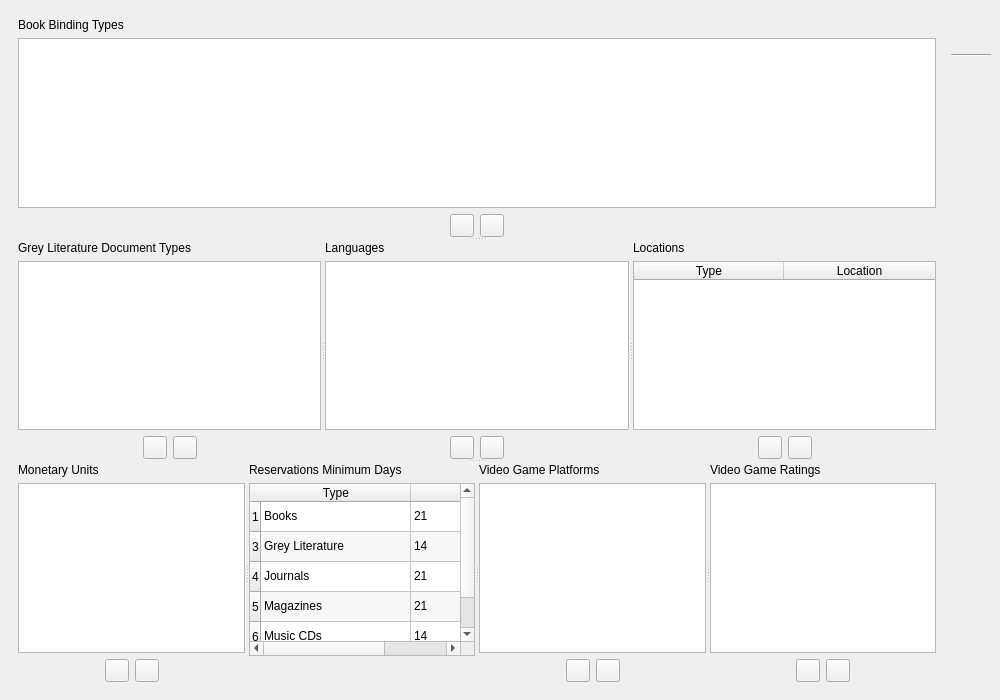
First picture: the form in UI/biblioteq_dbenumerations.ui, repository FlorianKleemiss/biblioteq, before the edit.
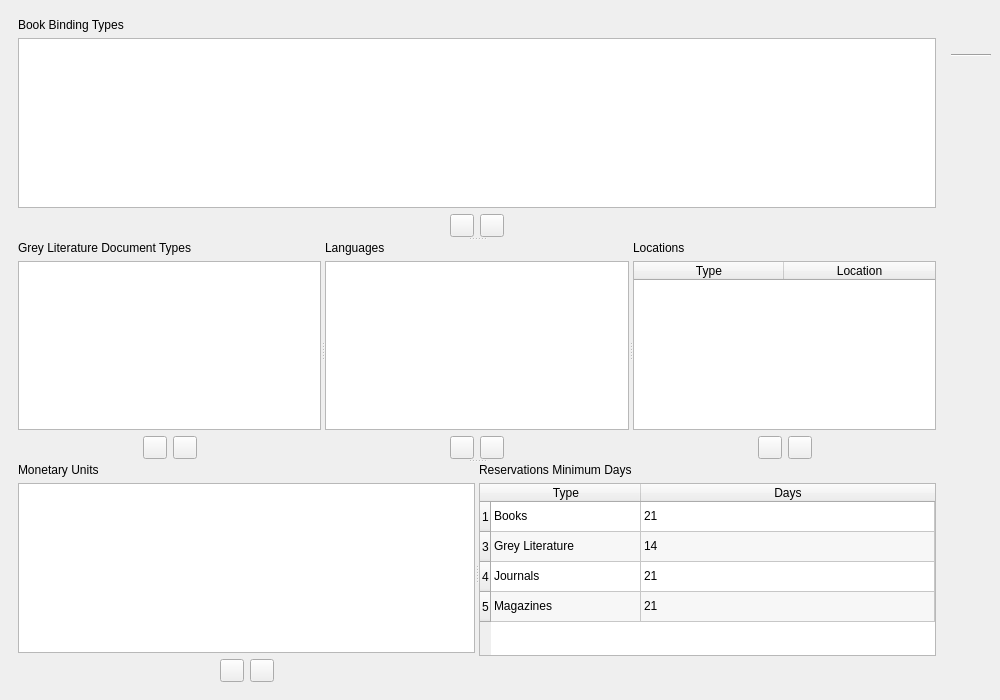
Second picture: the form after the edit. Icons and pictures are not drawn.

Commit message: remove video games and auto refresh

Diff of the .ui file:
```diff
--- a/UI/biblioteq_dbenumerations.ui
+++ b/UI/biblioteq_dbenumerations.ui
@@ -561,16 +561,6 @@
                 <string>5</string>
                </property>
               </row>
-              <row>
-               <property name="text">
-                <string>6</string>
-               </property>
-              </row>
-              <row>
-               <property name="text">
-                <string>7</string>
-               </property>
-              </row>
               <column>
                <property name="text">
                 <string>Type</string>
@@ -639,38 +629,6 @@
                 <set>ItemIsSelectable|ItemIsEditable|ItemIsDragEnabled|ItemIsUserCheckable|ItemIsEnabled</set>
                </property>
               </item>
-              <item row="4" column="0">
-               <property name="text">
-                <string>Music CDs</string>
-               </property>
-               <property name="flags">
-                <set>ItemIsSelectable|ItemIsDragEnabled|ItemIsEnabled</set>
-               </property>
-              </item>
-              <item row="4" column="1">
-               <property name="text">
-                <string>14</string>
-               </property>
-               <property name="flags">
-                <set>ItemIsSelectable|ItemIsEditable|ItemIsDragEnabled|ItemIsUserCheckable|ItemIsEnabled</set>
-               </property>
-              </item>
-              <item row="5" column="0">
-               <property name="text">
-                <string>Video Games</string>
-               </property>
-               <property name="flags">
-                <set>ItemIsSelectable|ItemIsDragEnabled|ItemIsEnabled</set>
-               </property>
-              </item>
-              <item row="5" column="1">
-               <property name="text">
-                <string>14</string>
-               </property>
-               <property name="flags">
-                <set>ItemIsSelectable|ItemIsEditable|ItemIsDragEnabled|ItemIsUserCheckable|ItemIsEnabled</set>
-               </property>
-              </item>
              </widget>
             </item>
             <item>
@@ -712,188 +670,6 @@
             </item>
            </layout>
           </widget>
-          <widget class="QWidget" name="layoutWidget_9">
-           <layout class="QVBoxLayout" name="verticalLayout_16">
-            <item>
-             <widget class="QLabel" name="label_16">
-              <property name="text">
-               <string>Video Game Platforms</string>
-              </property>
-             </widget>
-            </item>
-            <item>
-             <widget class="QListWidget" name="videoGamePlatformsList">
-              <property name="tabKeyNavigation">
-               <bool>true</bool>
-              </property>
-              <property name="alternatingRowColors">
-               <bool>true</bool>
-              </property>
-              <property name="verticalScrollMode">
-               <enum>QAbstractItemView::ScrollPerPixel</enum>
-              </property>
-              <property name="horizontalScrollMode">
-               <enum>QAbstractItemView::ScrollPerPixel</enum>
-              </property>
-             </widget>
-            </item>
-            <item>
-             <layout class="QHBoxLayout" name="horizontalLayout_15">
-              <item>
-               <spacer name="horizontalSpacer_29">
-                <property name="orientation">
-                 <enum>Qt::Horizontal</enum>
-                </property>
-                <property name="sizeHint" stdset="0">
-                 <size>
-                  <width>40</width>
-                  <height>20</height>
-                 </size>
-                </property>
-               </spacer>
-              </item>
-              <item>
-               <widget class="QToolButton" name="addVideoGamePlatform">
-                <property name="toolTip">
-                 <string>Add</string>
-                </property>
-                <property name="icon">
-                 <iconset resource="../Icons/icons.qrc">
-                  <normaloff>:/16x16/add.png</normaloff>:/16x16/add.png</iconset>
-                </property>
-                <property name="iconSize">
-                 <size>
-                  <width>16</width>
-                  <height>16</height>
-                 </size>
-                </property>
-               </widget>
-              </item>
-              <item>
-               <widget class="QToolButton" name="removeVideoGamePlatform">
-                <property name="toolTip">
-                 <string>Remove</string>
-                </property>
-                <property name="icon">
-                 <iconset resource="../Icons/icons.qrc">
-                  <normaloff>:/16x16/eraser.png</normaloff>:/16x16/eraser.png</iconset>
-                </property>
-                <property name="iconSize">
-                 <size>
-                  <width>16</width>
-                  <height>16</height>
-                 </size>
-                </property>
-               </widget>
-              </item>
-              <item>
-               <spacer name="horizontalSpacer_30">
-                <property name="orientation">
-                 <enum>Qt::Horizontal</enum>
-                </property>
-                <property name="sizeHint" stdset="0">
-                 <size>
-                  <width>40</width>
-                  <height>20</height>
-                 </size>
-                </property>
-               </spacer>
-              </item>
-             </layout>
-            </item>
-           </layout>
-          </widget>
-          <widget class="QWidget" name="layoutWidget_10">
-           <layout class="QVBoxLayout" name="verticalLayout_15">
-            <item>
-             <widget class="QLabel" name="label_15">
-              <property name="text">
-               <string>Video Game Ratings</string>
-              </property>
-             </widget>
-            </item>
-            <item>
-             <widget class="QListWidget" name="videoGameRatingsList">
-              <property name="tabKeyNavigation">
-               <bool>true</bool>
-              </property>
-              <property name="alternatingRowColors">
-               <bool>true</bool>
-              </property>
-              <property name="verticalScrollMode">
-               <enum>QAbstractItemView::ScrollPerPixel</enum>
-              </property>
-              <property name="horizontalScrollMode">
-               <enum>QAbstractItemView::ScrollPerPixel</enum>
-              </property>
-             </widget>
-            </item>
-            <item>
-             <layout class="QHBoxLayout" name="horizontalLayout_14">
-              <item>
-               <spacer name="horizontalSpacer_27">
-                <property name="orientation">
-                 <enum>Qt::Horizontal</enum>
-                </property>
-                <property name="sizeHint" stdset="0">
-                 <size>
-                  <width>40</width>
-                  <height>20</height>
-                 </size>
-                </property>
-               </spacer>
-              </item>
-              <item>
-               <widget class="QToolButton" name="addVideoGameRating">
-                <property name="toolTip">
-                 <string>Add</string>
-                </property>
-                <property name="icon">
-                 <iconset resource="../Icons/icons.qrc">
-                  <normaloff>:/16x16/add.png</normaloff>:/16x16/add.png</iconset>
-                </property>
-                <property name="iconSize">
-                 <size>
-                  <width>16</width>
-                  <height>16</height>
-                 </size>
-                </property>
-               </widget>
-              </item>
-              <item>
-               <widget class="QToolButton" name="removeVideoGameRating">
-                <property name="toolTip">
-                 <string>Remove</string>
-                </property>
-                <property name="icon">
-                 <iconset resource="../Icons/icons.qrc">
-                  <normaloff>:/16x16/eraser.png</normaloff>:/16x16/eraser.png</iconset>
-                </property>
-                <property name="iconSize">
-                 <size>
-                  <width>16</width>
-                  <height>16</height>
-                 </size>
-                </property>
-               </widget>
-              </item>
-              <item>
-               <spacer name="horizontalSpacer_28">
-                <property name="orientation">
-                 <enum>Qt::Horizontal</enum>
-                </property>
-                <property name="sizeHint" stdset="0">
-                 <size>
-                  <width>40</width>
-                  <height>20</height>
-                 </size>
-                </property>
-               </spacer>
-              </item>
-             </layout>
-            </item>
-           </layout>
-          </widget>
          </widget>
         </widget>
        </item>
```
Left out of the diff: 6 changed lines with no effect on the pictures. The commit also changes 17 other files.
